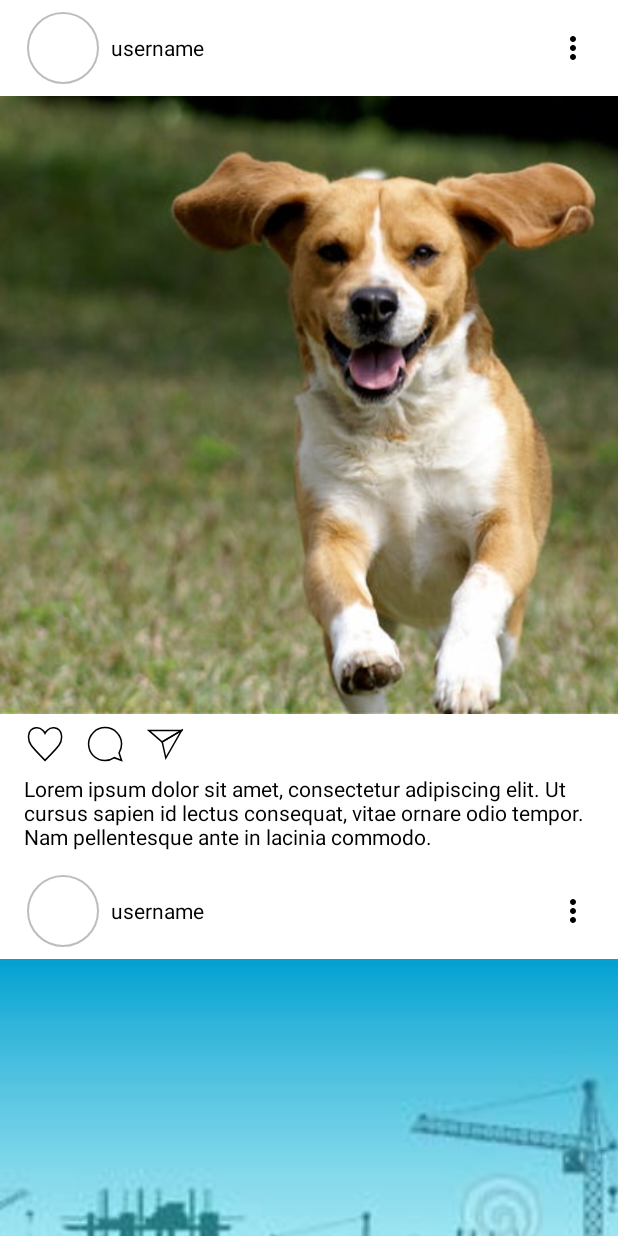
After one commit to bleszerd/InstagramClone, an Android app: the fragment HomeFragment shown on its own in the app's theme, on a phone screen of 412 x 824 dp. The commit adds this screen. Run offline under Robolectric (Android 15) with nearby library versions, the phone set to English and light mode, and no system bars; our stand-ins replace CircleImageView.

Commit message:
Layout finish v1

```diff
--- /dev/null
+++ b/app/src/main/java/com/github/bleszerd/instagramclone/main/home/presentation/HomeFragment.kt
@@ -0,0 +1,85 @@
+package com.github.bleszerd.instagramclone.main.home.presentation
+
+import android.content.Context
+import android.os.Bundle
+import android.view.*
+import android.widget.ImageView
+import androidx.fragment.app.Fragment
+import androidx.recyclerview.widget.GridLayoutManager
+import androidx.recyclerview.widget.LinearLayoutManager
+import androidx.recyclerview.widget.RecyclerView
+import com.github.bleszerd.instagramclone.R
+import com.github.bleszerd.instagramclone.databinding.FragmentMainHomeBinding
+import com.github.bleszerd.instagramclone.databinding.FragmentMainProfileBinding
+
+/**
+InstagramClone
+30/07/2021 - 18:58
+Created by bleszerd.
+@author alive2k@programmer.net
+ */
+class HomeFragment() : Fragment() {
+    lateinit var binding: FragmentMainHomeBinding
+
+    override fun onCreateView(
+        inflater: LayoutInflater,
+        container: ViewGroup?,
+        savedInstanceState: Bundle?,
+    ): View? {
+        // TODO: 02/08/2021 app:layout_scrollFlags="scroll" at toolbar
+        val binding = FragmentMainHomeBinding.inflate(layoutInflater)
+
+        val recycler: RecyclerView = binding.fragmentMainSearchRecyclerViewSearch
+        recycler.layoutManager = LinearLayoutManager(context)
+        recycler.adapter = PostAdapter()
+
+        setHasOptionsMenu(true)
+
+        return binding.root
+    }
+
+    override fun onCreateOptionsMenu(menu: Menu, inflater: MenuInflater) {
+        inflater.inflate(R.menu.menu_profile, menu)
+        super.onCreateOptionsMenu(menu, inflater)
+    }
+
+    inner class PostAdapter() : RecyclerView.Adapter<PostAdapter.PostViewHolder>() {
+        private val images = mutableListOf(
+            R.drawable.sample_dog,
+            R.drawable.banner_sample,
+            R.drawable.sample_dog,
+            R.drawable.banner_sample,
+            R.drawable.sample_dog,
+            R.drawable.banner_sample,
+            R.drawable.sample_dog,
+            R.drawable.banner_sample,
+            R.drawable.sample_dog,
+            R.drawable.banner_sample,
+            R.drawable.sample_dog,
+            R.drawable.banner_sample,
+        )
+
+        inner class PostViewHolder(itemView: View) : RecyclerView.ViewHolder(itemView) {
+            fun bind(imageId: Int) {
+                val postImage =
+                    itemView.findViewById<ImageView>(R.id.itemPostListImageViewImagePostList)
+
+                postImage.setImageResource(imageId)
+            }
+        }
+
+        override fun onCreateViewHolder(parent: ViewGroup, viewType: Int): PostViewHolder {
+            return PostViewHolder(LayoutInflater.from(parent.context)
+                .inflate(R.layout.item_post_list, parent, false))
+        }
+
+        override fun onBindViewHolder(holder: PostViewHolder, position: Int) {
+            holder.bind(images[position])
+        }
+
+        override fun getItemCount(): Int {
+            return images.size
+        }
+
+    }
+}
--- a/app/src/main/res/layout/activity_main.xml
+++ b/app/src/main/res/layout/activity_main.xml
@@ -42,10 +42,10 @@
 
             <fragment
                 android:id="@+id/mainActivityFragmentFragmentHost"
-                android:name="com.github.bleszerd.instagramclone.main.profile.presentation.ProfileFragment"
+                android:name="com.github.bleszerd.instagramclone.main.camera.presentation.CameraFragment"
                 android:layout_width="match_parent"
                 android:layout_height="match_parent"
-                tools:layout="@layout/fragment_main_profile" />
+                tools:layout="@layout/fragment_main_gallery" />
 
         </LinearLayout>
 
--- /dev/null
+++ b/app/src/main/res/layout/fragment_main_home.xml
@@ -0,0 +1,14 @@
+<?xml version="1.0" encoding="utf-8"?>
+<FrameLayout xmlns:android="http://schemas.android.com/apk/res/android"
+    android:layout_width="match_parent"
+    android:layout_height="match_parent"
+    xmlns:tools="http://schemas.android.com/tools"
+    tools:showIn="@layout/activity_main">
+
+    <androidx.recyclerview.widget.RecyclerView
+        android:id="@+id/fragmentMainSearchRecyclerViewSearch"
+        android:layout_width="match_parent"
+        tools:listitem="@layout/item_post_list"
+        android:layout_height="match_parent" />
+
+</FrameLayout>
--- /dev/null
+++ b/app/src/main/res/layout/item_post_list.xml
@@ -0,0 +1,96 @@
+<?xml version="1.0" encoding="utf-8"?>
+<androidx.constraintlayout.widget.ConstraintLayout xmlns:android="http://schemas.android.com/apk/res/android"
+    xmlns:app="http://schemas.android.com/apk/res-auto"
+    xmlns:tools="http://schemas.android.com/tools"
+    android:layout_width="match_parent"
+    android:paddingBottom="8dp"
+    android:layout_height="wrap_content">
+
+    <LinearLayout
+        android:id="@+id/itemPostListLinearLayoutUserProfileContainer"
+        android:layout_width="0dp"
+        android:layout_height="wrap_content"
+        android:layout_marginStart="10dp"
+        android:layout_marginEnd="10dp"
+        android:orientation="horizontal"
+        android:padding="8dp"
+        app:layout_constraintEnd_toEndOf="parent"
+        app:layout_constraintStart_toStartOf="parent"
+        app:layout_constraintTop_toTopOf="parent">
+
+        <de.hdodenhof.circleimageview.CircleImageView
+            android:layout_width="48dp"
+            android:layout_height="48dp"
+            android:src="@drawable/ic_insta_profile_thin"
+            app:civ_border_color="@color/grayBorder"
+            app:civ_border_width="1dp"
+            app:civ_circle_background_color="@color/gray" />
+
+        <TextView
+            style="@style/InstaTextView"
+            android:layout_width="0dp"
+            android:layout_gravity="center_vertical"
+            android:layout_marginStart="8dp"
+            android:layout_weight="1"
+            android:text="@string/username" />
+
+        <ImageView
+            android:layout_width="wrap_content"
+            android:layout_height="wrap_content"
+            android:layout_gravity="center_vertical"
+            android:src="@drawable/ic_more" />
+
+    </LinearLayout>
+
+    <ImageView
+        android:id="@+id/itemPostListImageViewImagePostList"
+        android:layout_width="0dp"
+        android:layout_height="0dp"
+        android:background="@color/red"
+        android:scaleType="centerCrop"
+        app:layout_constraintDimensionRatio="1:1"
+        app:layout_constraintEnd_toEndOf="parent"
+        app:layout_constraintStart_toStartOf="parent"
+        app:layout_constraintTop_toBottomOf="@id/itemPostListLinearLayoutUserProfileContainer"
+        tools:src="@tools:sample/backgrounds/scenic" />
+
+    <LinearLayout
+        android:id="@+id/itemPostListLinearLayoutSocialActionsBarContainer"
+        android:layout_width="0dp"
+        android:layout_height="wrap_content"
+        android:layout_marginStart="10dp"
+        android:layout_marginEnd="10dp"
+        android:orientation="horizontal"
+        android:padding="8dp"
+        app:layout_constraintEnd_toEndOf="parent"
+        app:layout_constraintStart_toStartOf="parent"
+        app:layout_constraintTop_toBottomOf="@id/itemPostListImageViewImagePostList">
+
+        <ImageView
+            style="@style/InstaImageViewPost"
+            android:src="@drawable/ic_insta_heart" />
+
+        <ImageView
+            style="@style/InstaImageViewPost"
+            android:src="@drawable/ic_insta_comment" />
+
+        <ImageView
+            style="@style/InstaImageViewPost"
+            android:src="@drawable/ic_insta_send" />
+
+    </LinearLayout>
+
+    <TextView
+        style="@style/InstaTextView"
+        android:layout_width="0dp"
+        android:layout_height="wrap_content"
+        android:layout_marginStart="8dp"
+        android:layout_marginEnd="8dp"
+        android:paddingStart="8dp"
+        android:paddingEnd="8dp"
+        android:text="@string/lorem"
+        app:layout_constraintEnd_toEndOf="parent"
+        app:layout_constraintStart_toStartOf="parent"
+        app:layout_constraintTop_toBottomOf="@id/itemPostListLinearLayoutSocialActionsBarContainer" />
+
+</androidx.constraintlayout.widget.ConstraintLayout>
--- a/app/src/main/res/values/styles.xml
+++ b/app/src/main/res/values/styles.xml
@@ -90,4 +90,10 @@
     <style name="InstaFormTextError">
         <item name="android:textColor">@color/red</item>
     </style>
+
+    <style name="InstaImageViewPost">
+        <item name="android:layout_width">wrap_content</item>
+        <item name="android:layout_height">wrap_content</item>
+        <item name="android:layout_marginEnd">16dp</item>
+    </style>
 </resources>
```
Also changed, not shown: app/src/main/java/com/github/bleszerd/instagramclone/main/camera/presentation/CameraFragment.kt (added, +35 -0 lines), app/src/main/java/com/github/bleszerd/instagramclone/main/search_presentation/SearchFragment.kt (added, +82 -0 lines), app/src/main/res/layout/fragment_main_camera.xml (added, +41 -0 lines), app/src/main/res/layout/fragment_main_gallery.xml (added, +37 -0 lines), app/src/main/res/layout/fragment_main_search.xml (added, +16 -0 lines), app/src/main/res/layout/item_user_list.xml (added, +48 -0 lines).
